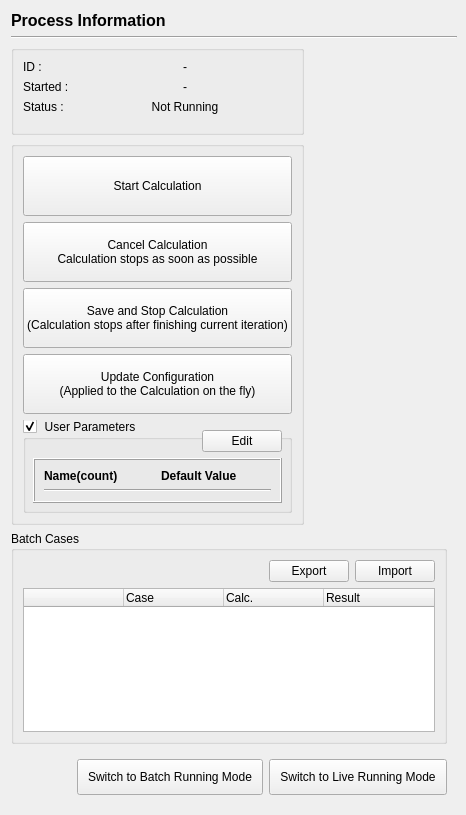
Before: the Qt Designer form baramFlow/view/solution/run/process_information_page.ui in nextfoam/baram, drawn with Qt 5.
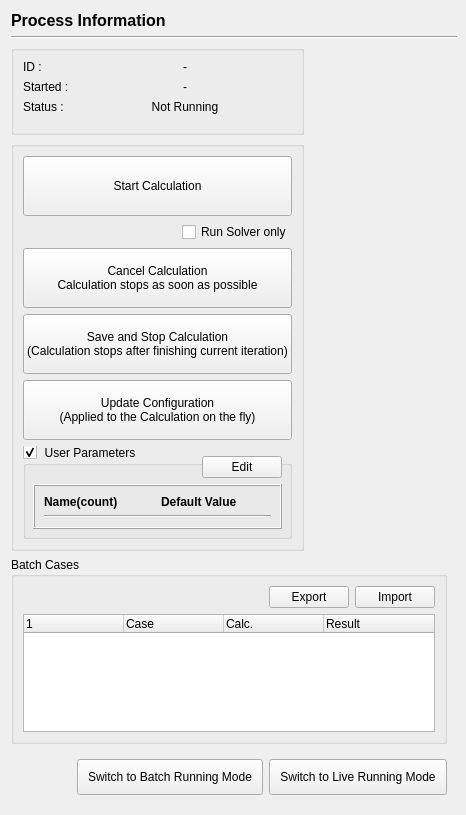
After: the same form once the commit is applied. Icons and pictures are not drawn. Custom widgets are drawn as their Qt base class.

The edit to the form file:
```diff
--- a/baramFlow/view/solution/run/process_information_page.ui
+++ b/baramFlow/view/solution/run/process_information_page.ui
@@ -200,6 +200,44 @@
                   </property>
                  </widget>
                 </item>
+                <item>
+                 <widget class="QWidget" name="runSolverOnlyWidget" native="true">
+                  <layout class="QHBoxLayout" name="horizontalLayout_5">
+                   <property name="leftMargin">
+                    <number>0</number>
+                   </property>
+                   <property name="topMargin">
+                    <number>0</number>
+                   </property>
+                   <property name="rightMargin">
+                    <number>0</number>
+                   </property>
+                   <property name="bottomMargin">
+                    <number>0</number>
+                   </property>
+                   <item>
+                    <spacer name="horizontalSpacer_5">
+                     <property name="orientation">
+                      <enum>Qt::Horizontal</enum>
+                     </property>
+                     <property name="sizeHint" stdset="0">
+                      <size>
+                       <width>40</width>
+                       <height>20</height>
+                      </size>
+                     </property>
+                    </spacer>
+                   </item>
+                   <item>
+                    <widget class="QCheckBox" name="runSolverOnly">
+                     <property name="text">
+                      <string>Run Solver only</string>
+                     </property>
+                    </widget>
+                   </item>
+                  </layout>
+                 </widget>
+                </item>
                 <item>
                  <widget class="QPushButton" name="cancelCalculation">
                   <property name="minimumSize">
@@ -496,7 +534,7 @@
             </property>
             <column>
              <property name="text">
-              <string> </string>
+              <string/>
              </property>
             </column>
             <column>
```
